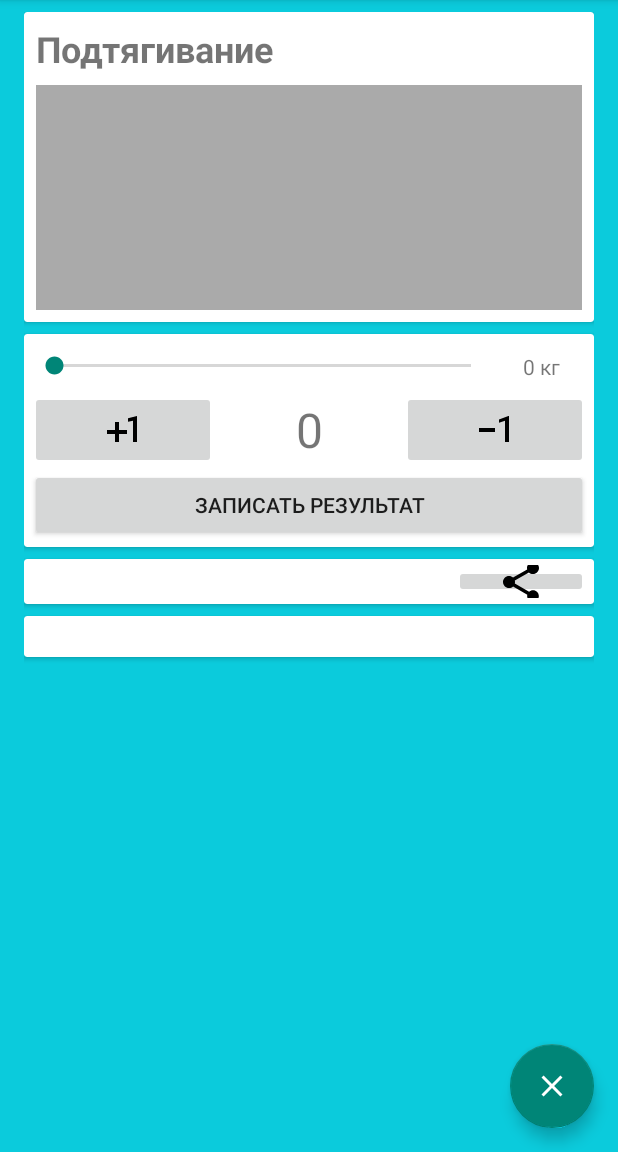
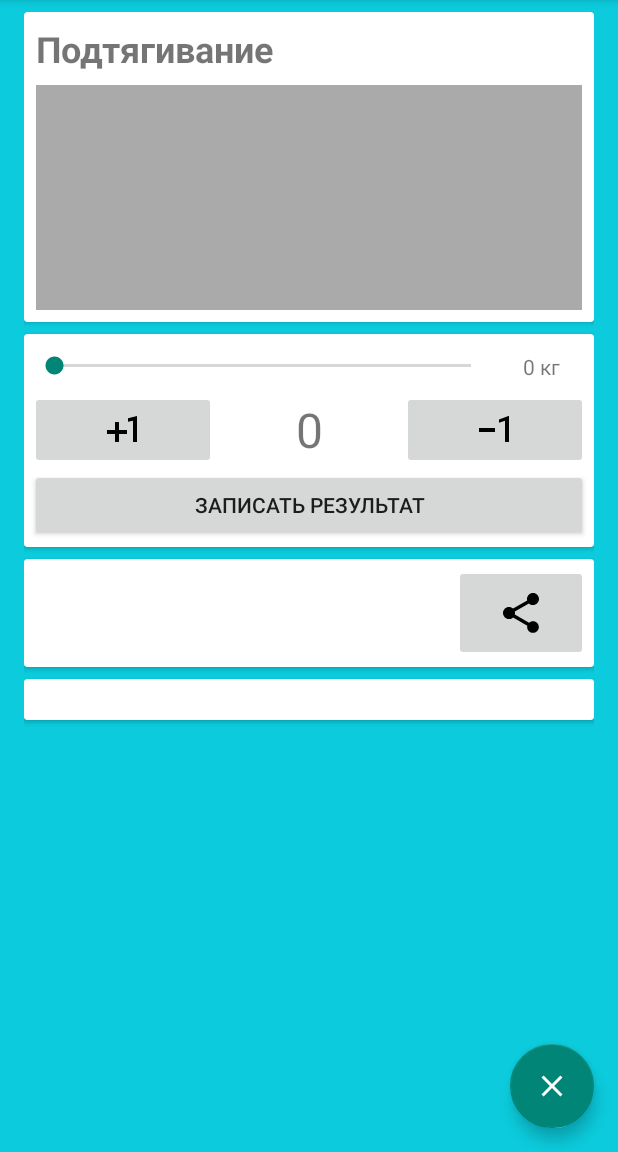
Before and after one commit to Violine/GB_Workout, an Android app: the screen it shows after launch (WorkoutDetailActivity), after a tap on "Подтягивание", on a phone screen of 412 x 824 dp, the part 84-1236 px from its top. Run offline under Robolectric (Android 15) with nearby library versions, the phone set to English and light mode, and no system bars.

```diff
--- a/app/src/main/java/com/vdovenkov/alexander/workout/RecyclerViewAdapter.java
+++ b/app/src/main/java/com/vdovenkov/alexander/workout/RecyclerViewAdapter.java
@@ -41,13 +41,14 @@ public class RecyclerViewAdapter extends RecyclerView.Adapter<RecyclerViewAdapte
             public void onClick(View v) {
                 Context context = v.getContext();
                 Intent intent = new Intent(context, WorkoutDetailActivity.class);
-//                intent.putExtra("exerciseName", exerciseText);
-//                intent.putExtra("exerciseDescription", )
                 intent.putExtra("id", position); // передать порядковый номер в списке
-//                Toast.makeText(context, exerciseText, Toast.LENGTH_SHORT).show();
-                // пока что просто создается Тост для демонстнации что прога работает,
-                // в будущем по клику будет подгружать инфа из бд и генериться активити
                 context.startActivity(intent);
+            }
+        });
+        holder.itemView.setOnLongClickListener(new View.OnLongClickListener() {
+            @Override
+            public boolean onLongClick(View v) {
+                return false;
             }
         });
     }
--- a/app/src/main/res/layout/activity_add_exercise.xml
+++ b/app/src/main/res/layout/activity_add_exercise.xml
@@ -37,7 +37,7 @@
             <EditText
                 android:id="@+id/workout_detail_enter_exercise_description"
                 android:layout_width="match_parent"
-                android:layout_height="250dp"
+                android:layout_height="150dp"
                 android:layout_margin="16dp"
                 android:layout_marginLeft="8dp"
                 android:layout_marginStart="8dp"
--- a/app/src/main/res/layout/activity_main.xml
+++ b/app/src/main/res/layout/activity_main.xml
@@ -145,7 +145,6 @@
                 <LinearLayout
                     android:layout_width="match_parent"
                     android:layout_height="wrap_content"
-
                     android:gravity="center"
                     android:orientation="horizontal"
                     android:padding="4dp">
@@ -172,7 +171,8 @@
                     <ImageButton
                         android:id="@+id/workout_detail_share_result_button"
                         android:layout_width="0dp"
-                        android:layout_height="match_parent"
+                        android:layout_height="wrap_content"
+                        android:padding="16dp"
                         android:layout_weight="0.5"
                         android:src="@drawable/ic_share_black_24dp" />
                 </LinearLayout>
```
Also changed, not shown: app/src/main/java/com/vdovenkov/alexander/workout/RemoveDialog.java (added, +30 -0 lines), app/src/main/java/com/vdovenkov/alexander/workout/WorkoutDetailActivity.java (+5 -3 lines).
